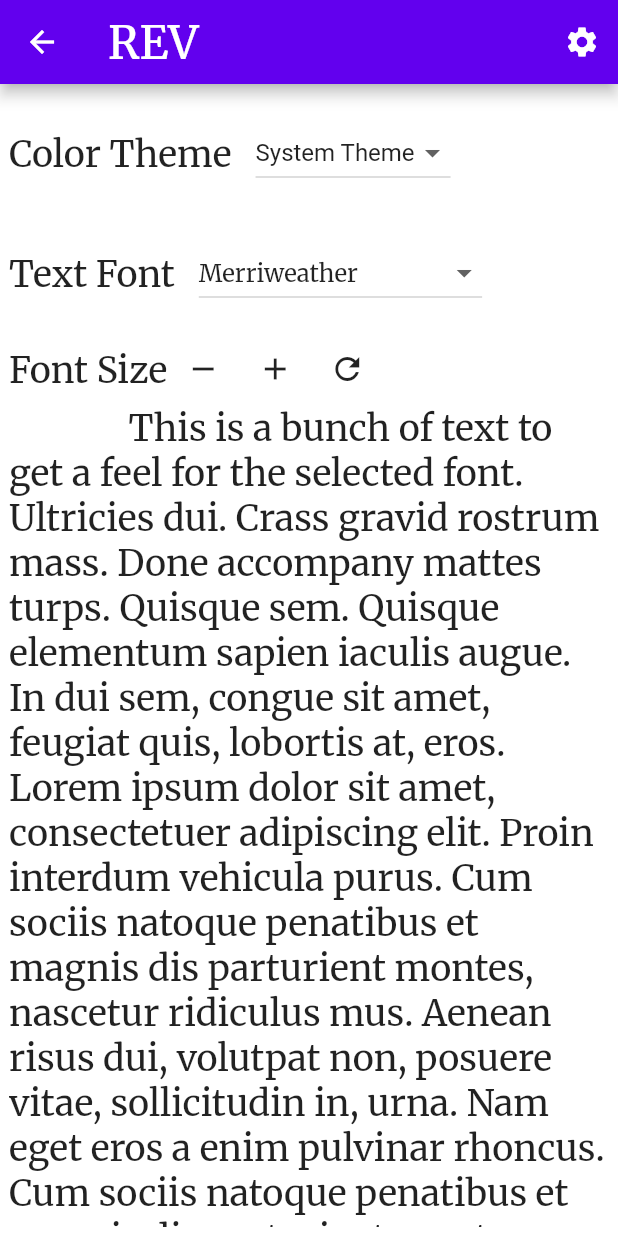
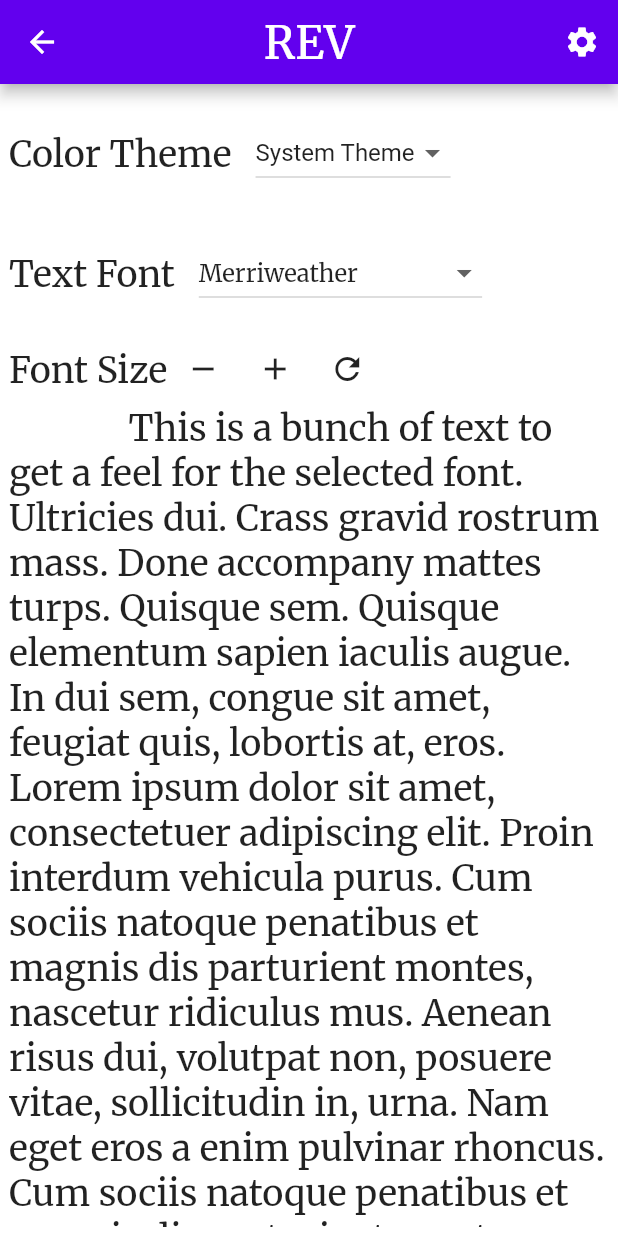
Before and after one commit to Grillbrick-Studios/rev_flutter, a Flutter app: the screen it shows after launch, after a tap on the "settings" icon, on a phone screen of 412 x 824 dp. Run offline on Flutter 3.47's test engine with Material 2 defaults, Android fonts, the phone set to English and light mode, and no system bars; our stand-ins replace flutter_html, google_fonts, hive_flutter; accounts and stored records are empty; network calls fail.

Commit message:
Fixed some rendering issues.

```diff
--- a/lib/src/app.dart
+++ b/lib/src/app.dart
@@ -1,7 +1,8 @@
+import 'package:flutter/foundation.dart';
 import 'package:flutter/material.dart';
-import 'package:flutter_localizations/flutter_localizations.dart';
-import 'package:rev_flutter/src/layout.dart';
+import 'package:hive_flutter/hive_flutter.dart';
 
+import 'layout.dart';
 import 'pages/home.dart';
 import 'settings/boxes.dart';
 import 'settings/settings_view.dart';
@@ -40,52 +41,38 @@ class MyApp extends StatelessWidget {
             fontSize: Boxes.textSize,
           ),
         );
-    // Glue the SettingsController to the MaterialApp.
-    //
-    // The AnimatedBuilder Widget listens to the SettingsController for changes.
-    // Whenever the user updates their settings, the MaterialApp is rebuilt.
+
+    return ValueListenableBuilder(
+        valueListenable: Boxes.preferenceBox.listenable(),
+        builder: (BuildContext context, Box box, Widget? child) {
+          ValueListenable? listenable;
+          switch (Boxes.resource) {
+            case Resource.bible:
+              listenable = Boxes.bibleBox.listenable();
+              break;
+            case Resource.commentary:
+              listenable = Boxes.commentaryBox.listenable();
+              break;
+            case Resource.appendix:
+              listenable = Boxes.appendixBox.listenable();
+              break;
+            default:
+              listenable = Boxes.preferenceBox.listenable();
+          }
+          return ValueListenableBuilder(
+              valueListenable: listenable,
+              builder: (BuildContext context, value, Widget? child) {
                 return MaterialApp(
-      // Providing a restorationScopeId allows the Navigator built by the
-      // MaterialApp to restore the navigation stack when a user leaves and
-      // returns to the app after it has been killed while running in the
-      // background.
-      restorationScopeId: 'app',
-
-      // Provide the generated AppLocalizations to the MaterialApp. This
-      // allows descendant Widgets to display the correct translations
-      // depending on the user's locale.
-      localizationsDelegates: const [
-        GlobalMaterialLocalizations.delegate,
-        GlobalWidgetsLocalizations.delegate,
-        GlobalCupertinoLocalizations.delegate,
-      ],
-      supportedLocales: const [
-        Locale('en', ''), // English, no country code
-      ],
-
-      // Use AppLocalizations to configure the correct application title
-      // depending on the user's locale.
-      //
-      // The appTitle is defined in .arb files found in the localization
-      // directory.
-      onGenerateTitle: (BuildContext context) => "REV",
-
-      // Define a light and dark color theme. Then, read the user's
-      // preferred ThemeMode (light, dark, or system default) from the
-      // SettingsController to display the correct theme.
+                    title: 'REV',
                     theme: ThemeData.from(
                       colorScheme: const ColorScheme.light(),
                       textTheme: textTheme(context),
                     ),
-      //(
-      //fontFamily: settingsController.textStyle.fontFamily,
-      //),
                     darkTheme: ThemeData.from(
                       colorScheme: const ColorScheme.dark(),
                       textTheme: textTheme(context),
                     ),
                     themeMode: Boxes.themeMode,
-
                     // Define a function to handle named routes in order to support
                     // Flutter web url navigation and deep linking.
                     onGenerateRoute: (RouteSettings routeSettings) {
@@ -103,9 +90,9 @@ class MyApp extends StatelessWidget {
                                   child: Home(),
                                 );
                             }
-          },
-        );
-      },
-    );
+                          });
+                    });
+              });
+        });
   }
 }
--- a/lib/src/layout.dart
+++ b/lib/src/layout.dart
@@ -11,6 +11,7 @@ class MyLayout extends StatelessWidget {
   Widget build(BuildContext context) {
     return Scaffold(
       appBar: AppBar(
+        centerTitle: true,
         title: const Text('REV'),
         actions: [
           IconButton(
--- a/lib/src/settings/boxes.dart
+++ b/lib/src/settings/boxes.dart
@@ -24,11 +24,11 @@ extension ResourceString on Resource {
   String get asString {
     switch (this) {
       case Resource.bible:
-        return 'bible';
+        return 'Bible';
       case Resource.commentary:
-        return 'commentary';
+        return 'Commentary';
       case Resource.appendix:
-        return 'appendix';
+        return 'Appendix';
     }
   }
 }
@@ -40,11 +40,11 @@ extension Stringifier on ThemeMode {
   String get asString {
     switch (this) {
       case ThemeMode.dark:
-        return 'dark';
+        return 'Dark';
       case ThemeMode.light:
-        return 'light';
+        return 'Light';
       case ThemeMode.system:
-        return 'system';
+        return 'System';
     }
   }
 }
@@ -52,11 +52,11 @@ extension Stringifier on ThemeMode {
 /// Decode a theme from a string.
 ThemeMode themeModeFromString(String s) {
   switch (s) {
-    case 'dark':
+    case 'Dark':
       return ThemeMode.dark;
-    case 'light':
+    case 'Light':
       return ThemeMode.light;
-    case 'system':
+    case 'System':
     default:
       return ThemeMode.system;
   }
@@ -65,10 +65,13 @@ ThemeMode themeModeFromString(String s) {
 extension Themeifier on String {
   ThemeMode get toThemeMode {
     switch (this) {
+      case 'Dark':
       case 'dark':
         return ThemeMode.dark;
+      case 'Light':
       case 'light':
         return ThemeMode.light;
+      case 'System':
       case 'system':
       default:
         return ThemeMode.system;
--- a/lib/src/settings/settings_view.dart
+++ b/lib/src/settings/settings_view.dart
@@ -1,6 +1,5 @@
 import 'package:flutter/cupertino.dart';
 import 'package:flutter/material.dart';
-import 'package:hive_flutter/hive_flutter.dart';
 import 'package:rev_flutter/src/settings/boxes.dart';
 
 import 'fonts.dart' as fonts;
@@ -83,8 +82,6 @@ class SettingsView extends StatelessWidget {
 
   @override
   Widget build(BuildContext context) {
-    return ValueListenableBuilder(valueListenable: Boxes.preferenceBox
-        .listenable(), builder: (context, box, child) {
     return SingleChildScrollView(
       child: Column(
         mainAxisSize: MainAxisSize.min,
@@ -169,16 +166,16 @@ class SettingsView extends StatelessWidget {
 Ultricies dui. Crass gravid rostrum mass. Done accompany mattes turps. Quisque sem. Quisque elementum sapien iaculis augue. In dui sem, congue sit amet, feugiat quis, lobortis at, eros. Lorem ipsum dolor sit amet, consectetuer adipiscing elit. Proin interdum vehicula purus. Cum sociis natoque penatibus et magnis dis parturient montes, nascetur ridiculus mus. Aenean risus dui, volutpat non, posuere vitae, sollicitudin in, urna. Nam eget eros a enim pulvinar rhoncus. Cum sociis natoque penatibus et magnis dis parturient montes, nascetur ridiculus mus. Nulla facilisis massa ut massa. Sed nisi purus, malesuada eu, porta vulputate, suscipit auctor, nunc. Vestibulum convallis, augue eu luctus.
             ''')
         ],
-    ));
-    });
+      ),
+    );
   }
 
   void _onIncreaseFontSize() {
-    Boxes.textSize += 0.2;
+    Boxes.textSize += 0.5;
   }
 
   void _onDecreaseFontSize() {
-    Boxes.textSize -= 0.2;
+    Boxes.textSize -= 0.5;
   }
 
   void _onResetFontSize() {
```
Lines whose indentation alone changed are shown as unchanged.
